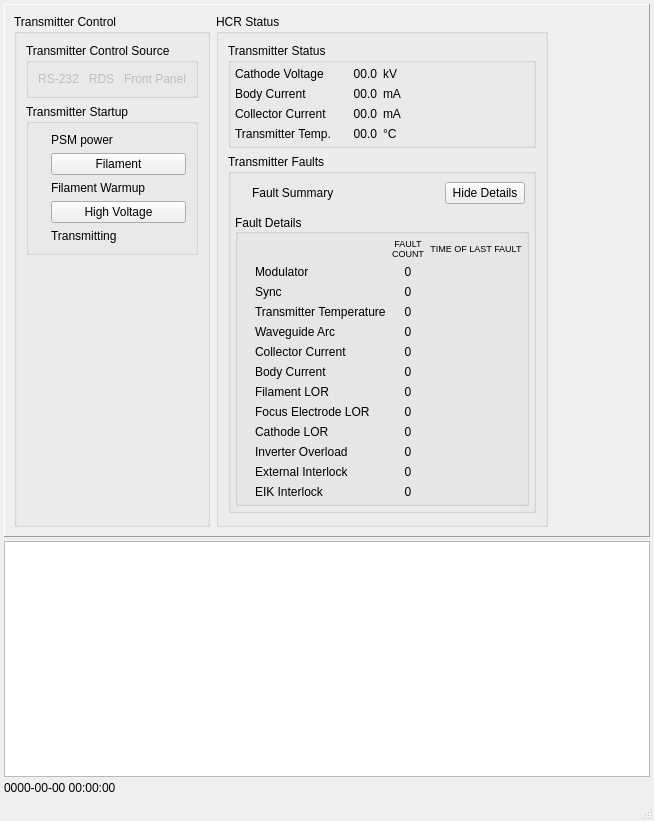
Qt form src/hcrgui/HcrGuiMainWindow.ui (NCAR/HCR_instrument) before a commit.
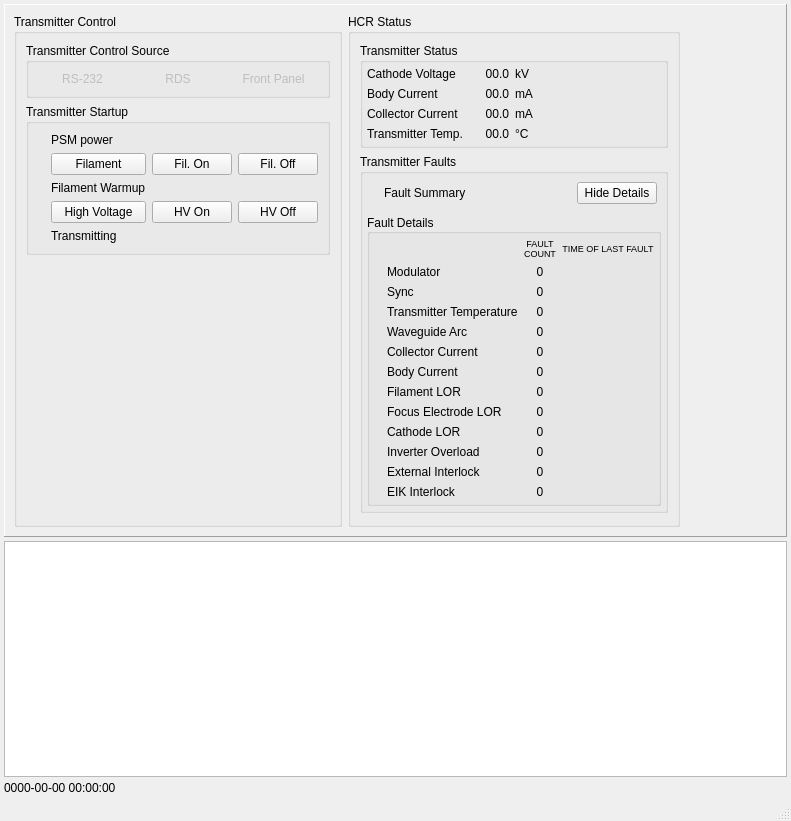
The same form after that commit. Icons and pictures are not drawn.

Commit message:
o added (temporary?) separate explicit buttons for "Filament On", "Filament Off", "HV On", and "HV Off".
o added smarter determination of whether filament and high voltage
  are currently on

Patch:
```diff
--- a/src/hcrgui/HcrGuiMainWindow.ui
+++ b/src/hcrgui/HcrGuiMainWindow.ui
@@ -6,7 +6,7 @@
    <rect>
     <x>0</x>
     <y>0</y>
-    <width>654</width>
+    <width>791</width>
     <height>821</height>
    </rect>
   </property>
@@ -217,6 +217,34 @@
                </property>
               </widget>
              </item>
+             <item row="1" column="2">
+              <widget class="QPushButton" name="filamentOnButton">
+               <property name="text">
+                <string>Fil. On</string>
+               </property>
+              </widget>
+             </item>
+             <item row="1" column="3">
+              <widget class="QPushButton" name="filamentOffButton">
+               <property name="text">
+                <string>Fil. Off</string>
+               </property>
+              </widget>
+             </item>
+             <item row="3" column="2">
+              <widget class="QPushButton" name="hvOnButton">
+               <property name="text">
+                <string>HV On</string>
+               </property>
+              </widget>
+             </item>
+             <item row="3" column="3">
+              <widget class="QPushButton" name="hvOffButton">
+               <property name="text">
+                <string>HV Off</string>
+               </property>
+              </widget>
+             </item>
             </layout>
            </widget>
           </item>
```
Left out of the diff: 42 changed lines with no effect on the pictures. The commit also changes 2 other files.
